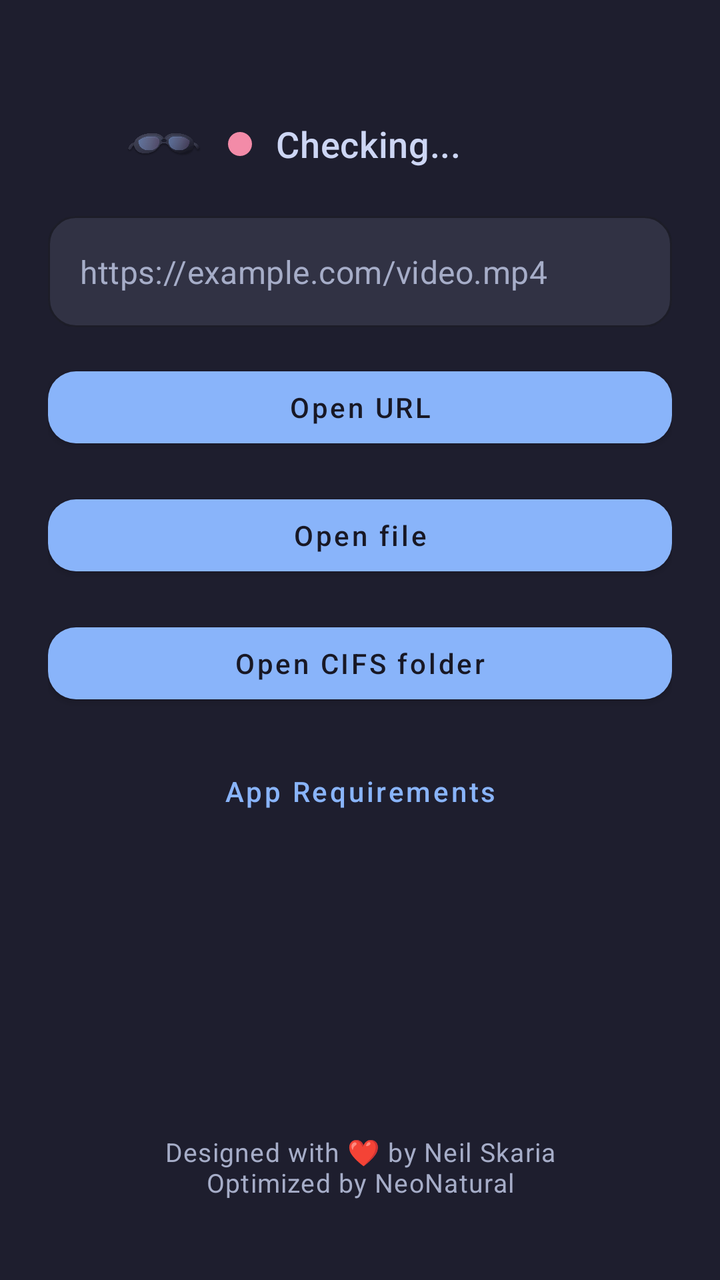
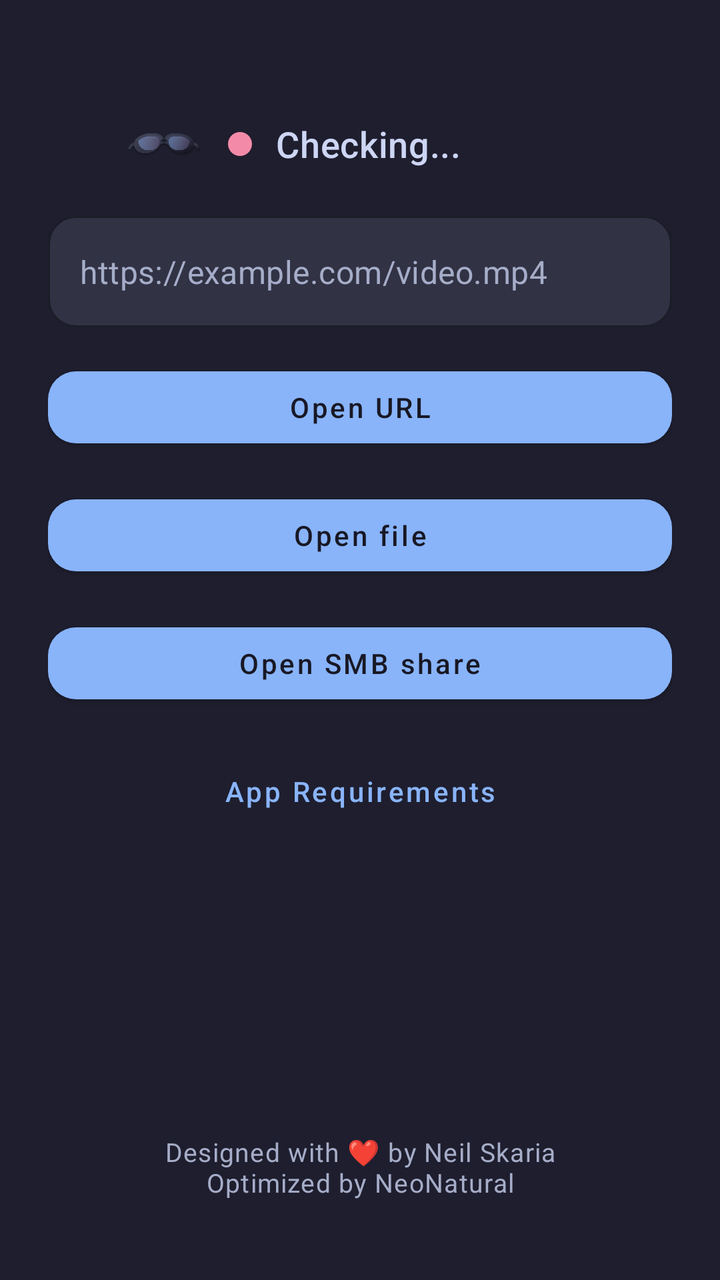

Compare the two renders of this Android layout. The source of the first and the diff that turns it into the second are given below.
<!-- AndroidManifest.xml: application theme Theme.Vr2xr -->
<!-- res/layout/activity_main.xml -->
<?xml version="1.0" encoding="utf-8"?>
<LinearLayout xmlns:android="http://schemas.android.com/apk/res/android"
    xmlns:app="http://schemas.android.com/apk/res-auto"
    android:layout_width="match_parent"
    android:layout_height="match_parent"
    android:background="@color/launcher_background"
    android:orientation="vertical"
    android:paddingStart="@dimen/launcher_screen_padding"
    android:paddingTop="@dimen/launcher_screen_padding"
    android:paddingEnd="@dimen/launcher_screen_padding"
    android:paddingBottom="@dimen/launcher_screen_padding">

    <LinearLayout
        android:layout_width="match_parent"
        android:layout_height="0dp"
        android:layout_weight="1"
        android:orientation="vertical">

        <LinearLayout
            android:id="@+id/xrealStatusRow"
            android:layout_width="wrap_content"
            android:layout_height="wrap_content"
            android:layout_gravity="center_horizontal"
            android:layout_marginTop="@dimen/launcher_status_top_margin"
            android:gravity="center_vertical"
            android:orientation="horizontal">

            <ImageView
                android:id="@+id/xrealStatusIcon"
                android:layout_width="@dimen/launcher_status_icon_size"
                android:layout_height="@dimen/launcher_status_icon_size"
                android:contentDescription="@string/xreal_status_icon_content_description"
                android:src="@drawable/ic_glasses_status" />

            <View
                android:id="@+id/xrealStatusDot"
                android:layout_width="@dimen/launcher_status_dot_size"
                android:layout_height="@dimen/launcher_status_dot_size"
                android:layout_marginStart="12dp"
                android:background="@drawable/bg_status_indicator_dot" />

            <TextView
                android:id="@+id/xrealStatusText"
                style="@style/TextAppearance.Vr2xr.Launcher.Status"
                android:layout_width="@dimen/launcher_status_label_width"
                android:layout_height="wrap_content"
                android:layout_marginStart="12dp"
                android:ellipsize="end"
                android:gravity="start|center_vertical"
                android:maxLines="1"
                android:text="@string/xreal_status_checking" />
        </LinearLayout>

        <TextView
            android:id="@+id/statusText"
            style="@style/TextAppearance.Vr2xr.Launcher.RuntimeStatus"
            android:layout_width="match_parent"
            android:layout_height="wrap_content"
            android:layout_marginTop="@dimen/launcher_runtime_status_top_margin"
            android:gravity="center_horizontal"
            android:text=""
            android:visibility="gone" />

        <com.google.android.material.textfield.TextInputLayout
            android:id="@+id/urlInputLayout"
            style="@style/Widget.Vr2xr.Launcher.Input"
            android:layout_width="match_parent"
            android:layout_height="wrap_content"
            android:layout_marginTop="@dimen/launcher_section_spacing"
            app:hintEnabled="false"
            app:boxBackgroundMode="outline">

            <com.google.android.material.textfield.TextInputEditText
                android:id="@+id/urlInput"
                android:layout_width="match_parent"
                android:layout_height="wrap_content"
                android:fontFamily="sans-serif"
                android:hint="@string/hint_url"
                android:inputType="textUri"
                android:maxLines="1"
                android:textColor="@color/launcher_text_primary"
                android:textColorHint="@color/launcher_text_secondary" />
        </com.google.android.material.textfield.TextInputLayout>

        <com.google.android.material.button.MaterialButton
            android:id="@+id/openUrlButton"
            style="@style/Widget.Vr2xr.Launcher.PrimaryButton"
            android:layout_width="match_parent"
            android:layout_height="wrap_content"
            android:layout_marginTop="@dimen/launcher_section_spacing"
            android:text="@string/open_url" />

        <com.google.android.material.button.MaterialButton
            android:id="@+id/openFileButton"
            style="@style/Widget.Vr2xr.Launcher.PrimaryButton"
            android:layout_width="match_parent"
            android:layout_height="wrap_content"
            android:layout_marginTop="@dimen/launcher_section_spacing"
            android:text="@string/open_file" />

        <com.google.android.material.button.MaterialButton
            android:id="@+id/openCifsFolderButton"
            style="@style/Widget.Vr2xr.Launcher.PrimaryButton"
            android:layout_width="match_parent"
            android:layout_height="wrap_content"
            android:layout_marginTop="@dimen/launcher_section_spacing"
            android:text="@string/open_cifs_folder" />

        <com.google.android.material.button.MaterialButton
            android:id="@+id/requirementsHelpButton"
            style="@style/Widget.Vr2xr.Launcher.HelpButton"
            android:layout_width="wrap_content"
            android:layout_height="wrap_content"
            android:layout_gravity="center_horizontal"
            android:layout_marginTop="@dimen/launcher_section_spacing"
            android:contentDescription="@string/requirements_help_content_description"
            android:text="@string/requirements_help" />
    </LinearLayout>

    <TextView
        style="@style/TextAppearance.Vr2xr.Launcher.Footer"
        android:layout_width="match_parent"
        android:layout_height="wrap_content"
        android:layout_marginTop="@dimen/launcher_footer_top_margin"
        android:layout_marginBottom="@dimen/launcher_footer_bottom_margin"
        android:gravity="center_horizontal"
        android:text="@string/footer_designed_with" />
</LinearLayout>
<!-- resources referenced by this layout -->
<resources>
  <color name="launcher_background">@color/catppuccin_mocha_base</color>
  <color name="launcher_text_primary">@color/catppuccin_mocha_text</color>
  <color name="launcher_text_secondary">@color/catppuccin_mocha_subtext0</color>
  <dimen name="launcher_footer_bottom_margin">16dp</dimen>
  <dimen name="launcher_footer_top_margin">20dp</dimen>
  <dimen name="launcher_runtime_status_top_margin">14dp</dimen>
  <dimen name="launcher_screen_padding">24dp</dimen>
  <dimen name="launcher_section_spacing">16dp</dimen>
  <dimen name="launcher_status_dot_size">12dp</dimen>
  <dimen name="launcher_status_icon_size">40dp</dimen>
  <dimen name="launcher_status_label_width">160dp</dimen>
  <dimen name="launcher_status_top_margin">28dp</dimen>
  <!-- drawable bg_status_indicator_dot (drawable) -->
  <?xml version="1.0" encoding="utf-8"?>
  <shape xmlns:android="http://schemas.android.com/apk/res/android" android:shape="oval">
      <size
          android:width="@dimen/launcher_status_dot_size"
          android:height="@dimen/launcher_status_dot_size" />
      <solid android:color="@color/xreal_status_not_connected" />
  </shape>
  <string name="footer_designed_with">Designed with ❤️ by Neil Skaria\nOptimized by NeoNatural</string>
  <string name="hint_url">https://example.com/video.mp4</string>
  <string name="open_cifs_folder">Open CIFS folder</string>
  <string name="open_file">Open file</string>
  <string name="open_url">Open URL</string>
  <string name="requirements_help">App Requirements</string>
  <string name="requirements_help_content_description">Show requirements</string>
  <string name="xreal_status_checking">Checking...</string>
  <string name="xreal_status_icon_content_description">XREAL glasses status</string>
  <style name="TextAppearance.Vr2xr.Launcher.RuntimeStatus" parent="TextAppearance.MaterialComponents.Body2">
          <item name="android:fontFamily">sans-serif</item>
          <item name="android:textColor">@color/launcher_text_secondary</item>
          <item name="android:textSize">@dimen/launcher_body_text_size</item>
      </style>
  <style name="TextAppearance.Vr2xr.Launcher.Status" parent="TextAppearance.MaterialComponents.Headline6">
          <item name="android:fontFamily">sans-serif-medium</item>
          <item name="android:textColor">@color/launcher_text_primary</item>
          <item name="android:textSize">@dimen/launcher_status_text_size</item>
      </style>
  <style name="Widget.Vr2xr.Launcher.HelpButton" parent="Widget.MaterialComponents.Button.TextButton">
          <item name="android:fontFamily">sans-serif-medium</item>
          <item name="android:textAllCaps">false</item>
          <item name="android:textColor">@color/catppuccin_mocha_blue</item>
          <item name="rippleColor">@color/catppuccin_mocha_surface0</item>
      </style>
  <style name="Theme.Vr2xr" parent="Theme.MaterialComponents.DayNight.NoActionBar">
          <item name="android:windowFullscreen">false</item>
      </style>
  <color name="catppuccin_mocha_base">#1E1E2E</color>
  <color name="catppuccin_mocha_text">#CDD6F4</color>
  <color name="catppuccin_mocha_subtext0">#A6ADC8</color>
  <color name="xreal_status_not_connected">@color/catppuccin_mocha_red</color>
  <dimen name="launcher_footer_text_size">13sp</dimen>
  <dimen name="launcher_body_text_size">15sp</dimen>
  <dimen name="launcher_status_text_size">18sp</dimen>
  <color name="catppuccin_mocha_blue">#89B4FA</color>
  <color name="catppuccin_mocha_surface0">#313244</color>
  <color name="launcher_card_background">@color/catppuccin_mocha_surface0</color>
  <dimen name="launcher_input_corner_radius">14dp</dimen>
  <color name="launcher_outline">@color/catppuccin_mocha_overlay0</color>
  <color name="catppuccin_mocha_mantle">#181825</color>
  <dimen name="launcher_button_corner_radius">14dp</dimen>
  <color name="catppuccin_mocha_red">#F38BA8</color>
  <color name="catppuccin_mocha_overlay0">#6C7086</color>
  <!-- unchanged entries left out for length: 4 -->
</resources>

<!-- the commit's change to res/layout/activity_main.xml (unified diff, before → after) -->
@@ -99,12 +99,12 @@
             android:text="@string/open_file" />
 
         <com.google.android.material.button.MaterialButton
-            android:id="@+id/openCifsFolderButton"
+            android:id="@+id/openSmbShareButton"
             style="@style/Widget.Vr2xr.Launcher.PrimaryButton"
             android:layout_width="match_parent"
             android:layout_height="wrap_content"
             android:layout_marginTop="@dimen/launcher_section_spacing"
-            android:text="@string/open_cifs_folder" />
+            android:text="@string/open_smb_share" />
 
         <com.google.android.material.button.MaterialButton
             android:id="@+id/requirementsHelpButton"
<!-- resource entries referenced after the edit -->
@@ -22,8 +22,8 @@
   </shape>
   <string name="footer_designed_with">Designed with ❤️ by Neil Skaria\nOptimized by NeoNatural</string>
   <string name="hint_url">https://example.com/video.mp4</string>
-  <string name="open_cifs_folder">Open CIFS folder</string>
   <string name="open_file">Open file</string>
+  <string name="open_smb_share">Open SMB share</string>
   <string name="open_url">Open URL</string>
   <string name="requirements_help">App Requirements</string>
   <string name="requirements_help_content_description">Show requirements</string>
